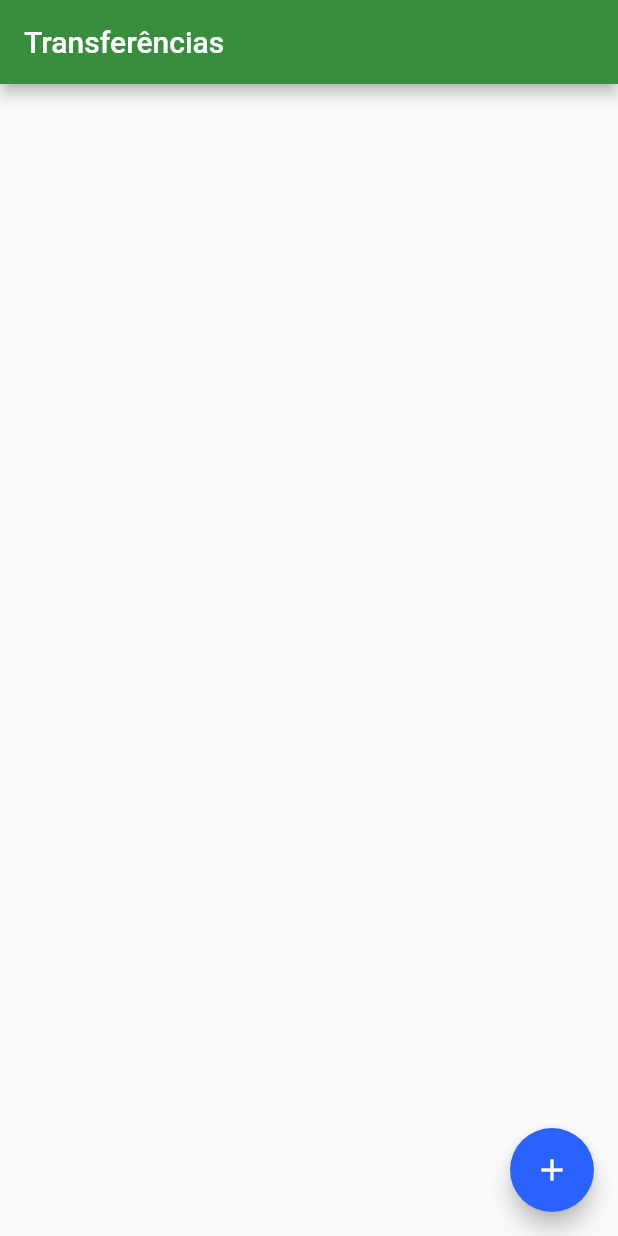
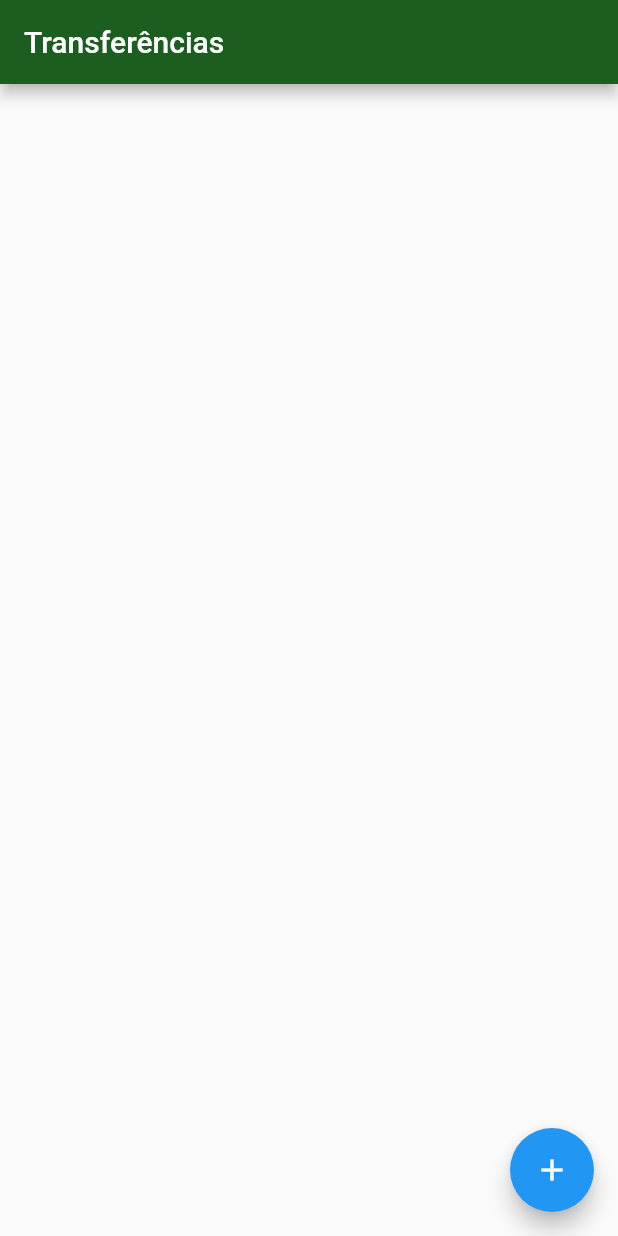
Before and after one commit to Everton-Moraes/estudos, a Flutter app: the screen it shows after launch, on a phone screen of 412 x 824 dp. Run offline on Flutter 3.47's test engine with Material 2 defaults, Android fonts, the phone set to English and light mode, and no system bars.

Commit message:
teste cor main.dart
Testando mudar a cor e ver o arquivo no git

```diff
--- a/bytebank/lib/main.dart
+++ b/bytebank/lib/main.dart
@@ -8,10 +8,10 @@ class BytebankApp extends StatelessWidget {
   Widget build(BuildContext context) {
     return MaterialApp(
       theme: ThemeData(
-        primaryColor: Colors.green[700],
-        accentColor: Colors.blueAccent[700],
+        primaryColor: Colors.green[900],
+        accentColor: Colors.blueAccent[600],
         buttonTheme: ButtonThemeData(
-          buttonColor: Colors.blueAccent[700],
+          buttonColor: Colors.blueAccent[600],
           textTheme: ButtonTextTheme.primary,
         ),
       ),
```
